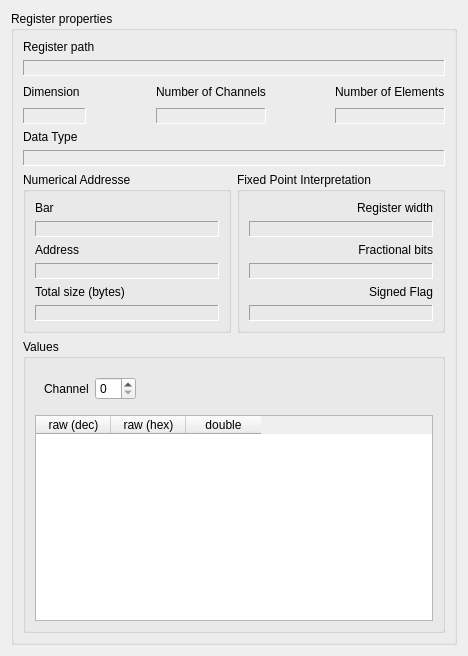
Before: the Qt Designer form src/PropertiesWidgetForm.ui in ChimeraTK/QtHardMon, drawn with Qt 5.
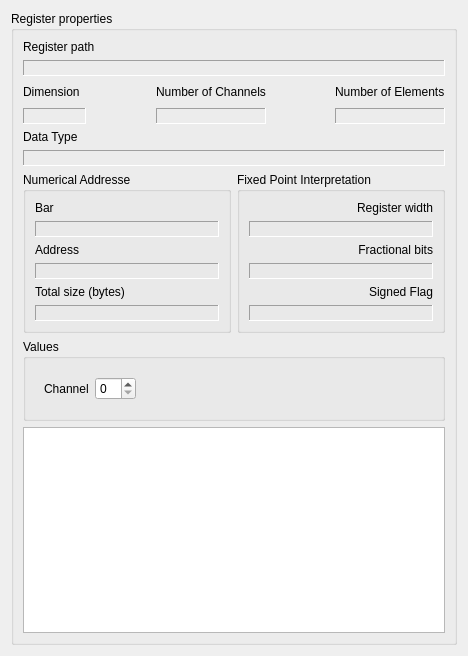
After: the same form once the commit is applied.

Commit message: using table view and model inside QtHardMon

Patch:
```diff
--- a/src/PropertiesWidgetForm.ui
+++ b/src/PropertiesWidgetForm.ui
@@ -459,58 +459,12 @@
            </layout>
           </widget>
          </item>
-         <item>
-          <widget class="QTableWidget" name="valuesTableWidget">
-           <property name="sizePolicy">
-            <sizepolicy hsizetype="Expanding" vsizetype="Expanding">
-             <horstretch>0</horstretch>
-             <verstretch>0</verstretch>
-            </sizepolicy>
-           </property>
-           <property name="minimumSize">
-            <size>
-             <width>315</width>
-             <height>0</height>
-            </size>
-           </property>
-           <property name="alternatingRowColors">
-            <bool>true</bool>
-           </property>
-           <property name="columnCount">
-            <number>3</number>
-           </property>
-           <attribute name="horizontalHeaderCascadingSectionResizes">
-            <bool>false</bool>
-           </attribute>
-           <attribute name="horizontalHeaderDefaultSectionSize">
-            <number>75</number>
-           </attribute>
-           <attribute name="verticalHeaderDefaultSectionSize">
-            <number>20</number>
-           </attribute>
-           <attribute name="verticalHeaderHighlightSections">
-            <bool>false</bool>
-           </attribute>
-           <column>
-            <property name="text">
-             <string>raw (dec)</string>
-            </property>
-           </column>
-           <column>
-            <property name="text">
-             <string>raw (hex)</string>
-            </property>
-           </column>
-           <column>
-            <property name="text">
-             <string>double</string>
-            </property>
-           </column>
-          </widget>
-         </item>
         </layout>
        </widget>
       </item>
+      <item>
+       <widget class="QTableView" name="valuesTableView"/>
+      </item>
      </layout>
     </widget>
    </item>
```
The commit also changes 4 other files.
